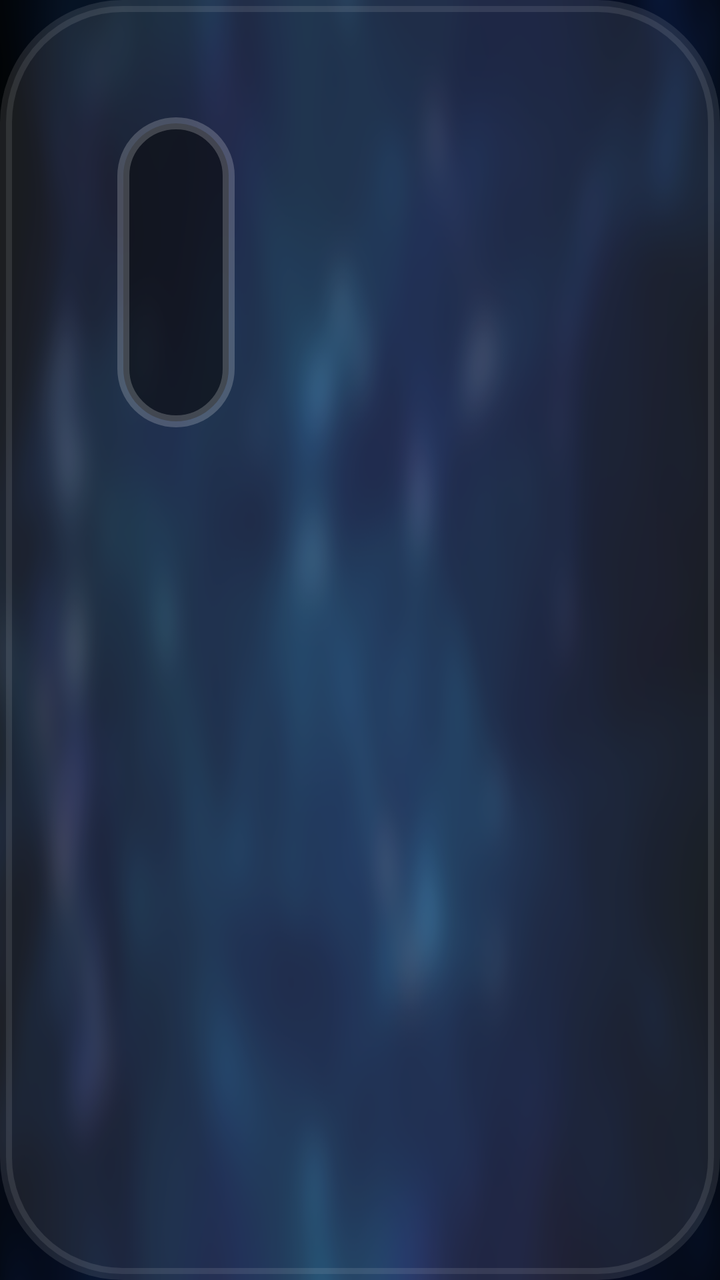
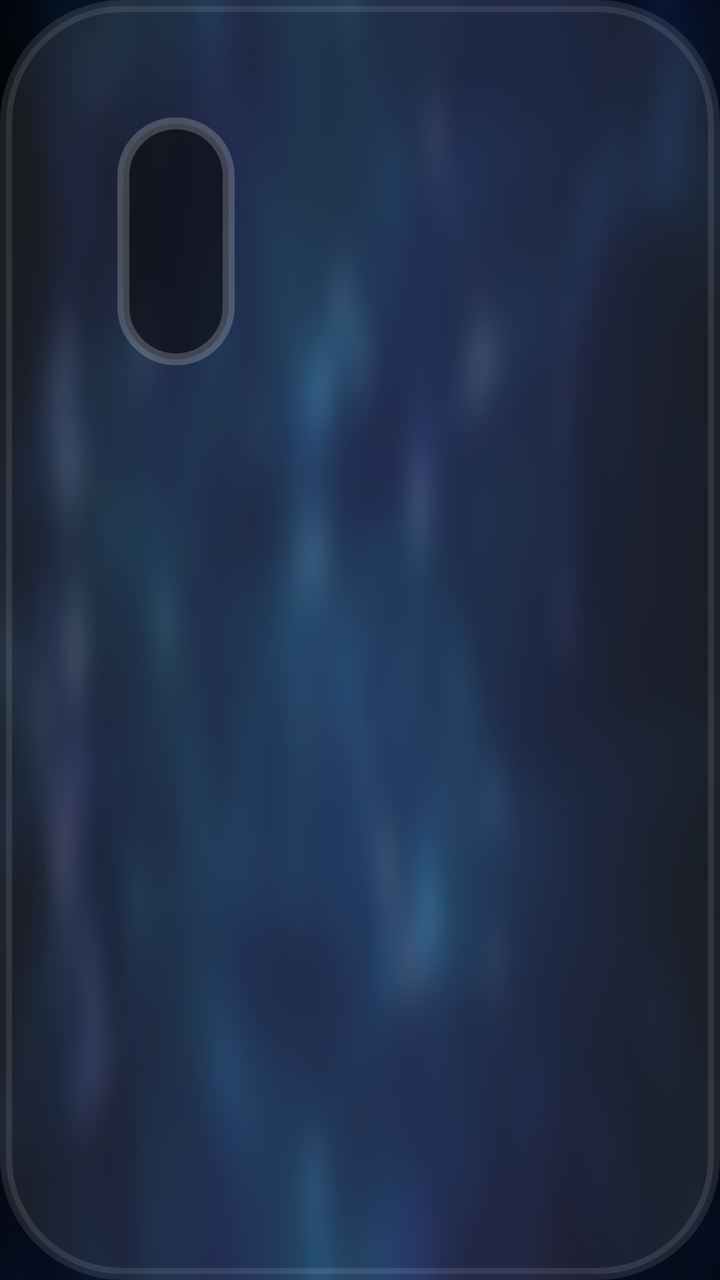

The first picture is an Android layout as it rendered before a commit; the second is the same layout after the commit. The layout source and the unified diff follow.
<!-- AndroidManifest.xml: application theme AppTheme.NoActionBar -->
<!-- res/layout/item_search.xml -->
<?xml version="1.0" encoding="utf-8"?>
<FrameLayout xmlns:android="http://schemas.android.com/apk/res/android"
    android:layout_width="wrap_content"
    android:layout_height="wrap_content"
    android:layout_margin="@dimen/vs_1"
    android:background="@drawable/selector_vod_focus"
    android:focusable="true"
    android:padding="@dimen/vs_5">

    <FrameLayout
        android:layout_width="@dimen/vs_214"
        android:layout_height="@dimen/vs_280">

        <ImageView
            android:id="@+id/ivThumb"
            android:layout_width="match_parent"
            android:layout_height="match_parent"
            android:padding="@dimen/vs_2"
            android:scaleType="centerCrop" />

        <LinearLayout
            android:layout_width="wrap_content"
            android:layout_height="wrap_content"
            android:layout_marginLeft="@dimen/vs_5"
            android:layout_marginTop="@dimen/vs_5"
            android:layout_marginRight="@dimen/vs_5"
            android:orientation="horizontal">

            <TextView
                android:id="@+id/tvSite"
                android:layout_width="wrap_content"
                android:layout_height="wrap_content"
                android:layout_marginEnd="@dimen/vs_5"
                android:layout_marginRight="@dimen/vs_5"
                android:background="@drawable/shape_thumb_year"
                android:ellipsize="end"
                android:gravity="center"
                android:paddingLeft="@dimen/vs_5"
                android:paddingRight="@dimen/vs_5"
                android:singleLine="true"
                android:textColor="@android:color/white"
                android:textSize="@dimen/ts_20" />
        </LinearLayout>

        <LinearLayout
            android:layout_width="match_parent"
            android:layout_height="wrap_content"
            android:layout_gravity="bottom"
            android:orientation="vertical"
            android:padding="@dimen/vs_1">

            <TextView
                android:id="@+id/tvNote"
                android:layout_width="wrap_content"
                android:layout_height="wrap_content"
                android:layout_gravity="bottom"
                android:layout_marginLeft="@dimen/vs_5"
                android:layout_marginRight="@dimen/vs_5"
                android:layout_marginBottom="@dimen/vs_5"
                android:background="@drawable/shape_thumb_note"
                android:ellipsize="end"
                android:gravity="center"
                android:paddingLeft="@dimen/vs_5"
                android:paddingRight="@dimen/vs_5"
                android:singleLine="true"
                android:textColor="@android:color/white"
                android:textSize="@dimen/ts_20" />

            <TextView
                android:id="@+id/tvName"
                android:layout_width="match_parent"
                android:layout_height="wrap_content"
                android:background="@drawable/shape_thumb_bottom_name2"
                android:ellipsize="marquee"
                android:marqueeRepeatLimit="marquee_forever"
                android:padding="@dimen/vs_5"
                android:singleLine="true"
                android:textColor="@android:color/white"
                android:textSize="@dimen/ts_20" />
        </LinearLayout>
    </FrameLayout>
</FrameLayout>
<!-- resources referenced by this layout -->
<resources>
  <dimen name="ts_20">20mm</dimen>
  <dimen name="vs_1">1mm</dimen>
  <dimen name="vs_2">2mm</dimen>
  <dimen name="vs_214">214mm</dimen>
  <dimen name="vs_280">280mm</dimen>
  <dimen name="vs_5">5mm</dimen>
  <!-- drawable selector_vod_focus (drawable) -->
  <?xml version="1.0" encoding="utf-8"?>
  <selector xmlns:android="http://schemas.android.com/apk/res/android">
      <item android:drawable="@drawable/shape_button_focused" android:state_focused="true"></item>
      <item android:drawable="@drawable/shape_button_focused" android:state_pressed="true"></item>
      <item android:drawable="@drawable/shape_button_focused" android:state_selected="true"></item>
      <item android:drawable="@drawable/shape_button_front"></item>
  </selector>
  <!-- drawable shape_thumb_bottom_name2 (drawable) -->
  <?xml version="1.0" encoding="utf-8"?>
  <shape xmlns:android="http://schemas.android.com/apk/res/android">
      <corners
          android:bottomLeftRadius="6mm"
          android:bottomRightRadius="6mm" />
      <gradient
          android:angle="270"
          android:startColor="#00000000"
          android:centerColor="#800A0C10"
          android:endColor="#E60A0C10" />
  </shape>
  <!-- drawable shape_thumb_note (drawable) -->
  <?xml version="1.0" encoding="utf-8"?>
  <shape xmlns:android="http://schemas.android.com/apk/res/android">
      <solid android:color="#B30E1016" />
      <corners android:radius="5mm" />
      <stroke
          android:width="1mm"
          android:color="#33FFFFFF" />
  </shape>
  <!-- drawable shape_thumb_year (drawable) -->
  <?xml version="1.0" encoding="utf-8"?>
  <shape xmlns:android="http://schemas.android.com/apk/res/android">
      <solid android:color="#B30E1016" />
      <corners android:radius="5mm" />
      <stroke
          android:width="1mm"
          android:color="#33FFFFFF" />
  </shape>
  <style name="AppTheme.NoActionBar">
          <item name="android:windowActionBar">false</item>
          <item name="android:windowNoTitle">true</item>
          <item name="windowActionBar">false</item>
          <item name="android:windowFullscreen">true</item>//全屏即无通知栏
          <item name="android:windowContentOverlay">@null</item>//是否有遮盖
          <item name="windowNoTitle">true</item>
          <item name="android:keepScreenOn">true</item>
          
          <item name="android:windowBackground">@drawable/app_bg</item>
      </style>
  <!-- drawable shape_button_focused (drawable) -->
  <?xml version="1.0" encoding="utf-8"?>
  <shape xmlns:android="http://schemas.android.com/apk/res/android">
      <corners android:radius="10mm" />
      <gradient
          android:angle="90"
          android:startColor="#40FFFFFF"
          android:endColor="#26FFFFFF" />
      <stroke
          android:width="1.5mm"
          android:color="#A6FFFFFF" />
  </shape>
  <!-- drawable shape_button_front (drawable) -->
  <?xml version="1.0" encoding="utf-8"?>
  <shape xmlns:android="http://schemas.android.com/apk/res/android">
      <corners android:radius="10mm" />
      <solid android:color="#17FFFFFF" />
      <stroke
          android:width="1mm"
          android:color="#1AFFFFFF" />
  </shape>
  <!-- drawable app_bg: png bitmap (drawable, 198620 bytes) -->
</resources>

<!-- the commit's change to res/layout/item_search.xml (unified diff, before → after) -->
@@ -1,6 +1,6 @@
 <?xml version="1.0" encoding="utf-8"?>
 <FrameLayout xmlns:android="http://schemas.android.com/apk/res/android"
-    android:layout_width="wrap_content"
+    android:layout_width="match_parent"
     android:layout_height="wrap_content"
     android:layout_margin="@dimen/vs_1"
     android:background="@drawable/selector_vod_focus"
@@ -8,8 +8,8 @@
     android:padding="@dimen/vs_5">
 
     <FrameLayout
-        android:layout_width="@dimen/vs_214"
-        android:layout_height="@dimen/vs_280">
+        android:layout_width="match_parent"
+        android:layout_height="272mm">
 
         <ImageView
             android:id="@+id/ivThumb"
@@ -30,6 +30,7 @@
                 android:id="@+id/tvSite"
                 android:layout_width="wrap_content"
                 android:layout_height="wrap_content"
+                android:maxWidth="150mm"
                 android:layout_marginEnd="@dimen/vs_5"
                 android:layout_marginRight="@dimen/vs_5"
                 android:background="@drawable/shape_thumb_year"
@@ -39,7 +40,7 @@
                 android:paddingRight="@dimen/vs_5"
                 android:singleLine="true"
                 android:textColor="@android:color/white"
-                android:textSize="@dimen/ts_20" />
+                android:textSize="16mm" />
         </LinearLayout>
 
         <LinearLayout
@@ -53,6 +54,7 @@
                 android:id="@+id/tvNote"
                 android:layout_width="wrap_content"
                 android:layout_height="wrap_content"
+                android:maxWidth="170mm"
                 android:layout_gravity="bottom"
                 android:layout_marginLeft="@dimen/vs_5"
                 android:layout_marginRight="@dimen/vs_5"
@@ -64,19 +66,20 @@
                 android:paddingRight="@dimen/vs_5"
                 android:singleLine="true"
                 android:textColor="@android:color/white"
-                android:textSize="@dimen/ts_20" />
+                android:textSize="16mm" />
 
             <TextView
                 android:id="@+id/tvName"
                 android:layout_width="match_parent"
                 android:layout_height="wrap_content"
                 android:background="@drawable/shape_thumb_bottom_name2"
+                android:duplicateParentState="true"
                 android:ellipsize="marquee"
                 android:marqueeRepeatLimit="marquee_forever"
                 android:padding="@dimen/vs_5"
                 android:singleLine="true"
                 android:textColor="@android:color/white"
-                android:textSize="@dimen/ts_20" />
+                android:textSize="18mm" />
         </LinearLayout>
     </FrameLayout>
 </FrameLayout>
<!-- resource entries referenced after the edit -->
@@ -1,10 +1,7 @@
 <!-- resources referenced by this layout -->
 <resources>
-  <dimen name="ts_20">20mm</dimen>
   <dimen name="vs_1">1mm</dimen>
   <dimen name="vs_2">2mm</dimen>
-  <dimen name="vs_214">214mm</dimen>
-  <dimen name="vs_280">280mm</dimen>
   <dimen name="vs_5">5mm</dimen>
   <!-- drawable selector_vod_focus (drawable) -->
   <?xml version="1.0" encoding="utf-8"?>
